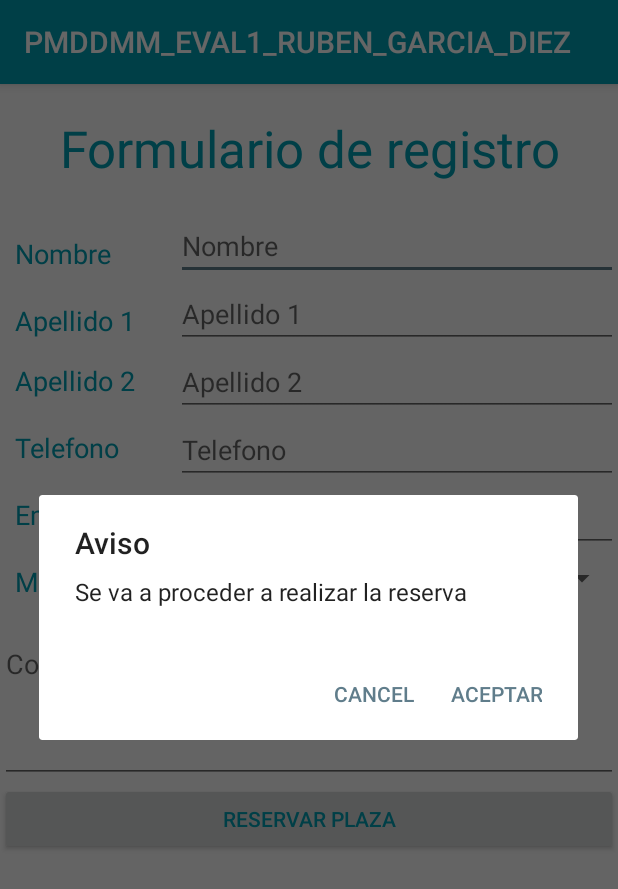
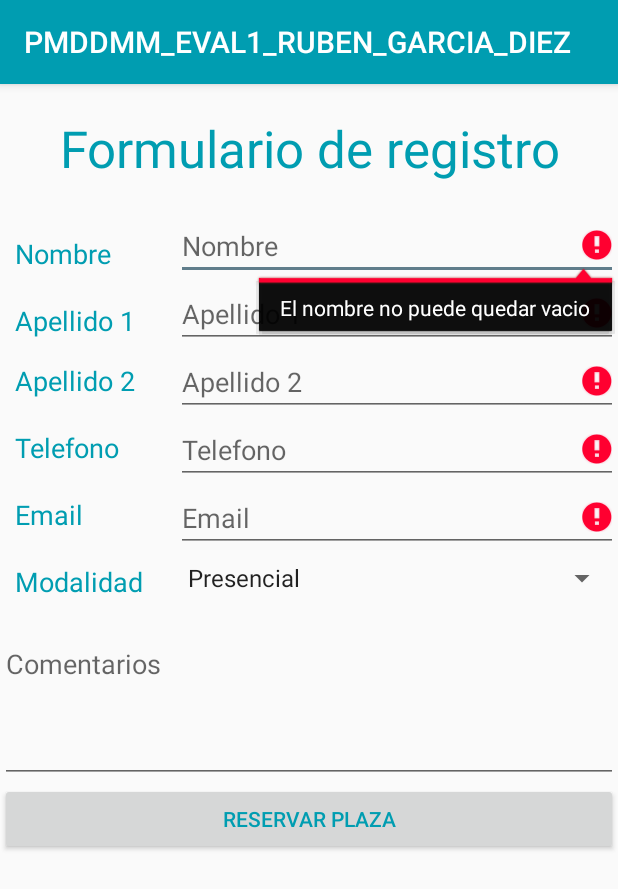
Before and after one commit to rbngrc/PMDDMM_P1, an Android app: the screen it shows after launch (MainActivity), after a tap on "RESERVAR PLAZA", on a phone screen of 412 x 824 dp. Shown: the top 889 px of the screen. Run offline under Robolectric (Android 15) with nearby library versions, the phone set to English and light mode, and no system bars.

```diff
--- a/app/src/main/java/com/androidavanzado/pmddmm_eval1_ruben_garcia_diez/MainActivity.java
+++ b/app/src/main/java/com/androidavanzado/pmddmm_eval1_ruben_garcia_diez/MainActivity.java
@@ -3,34 +3,77 @@ package com.androidavanzado.pmddmm_eval1_ruben_garcia_diez;
 import androidx.appcompat.app.AlertDialog;
 import androidx.appcompat.app.AppCompatActivity;
 
+import android.annotation.SuppressLint;
 import android.content.DialogInterface;
 import android.content.Intent;
 import android.os.Bundle;
 import android.view.View;
 import android.widget.ArrayAdapter;
+import android.widget.EditText;
 import android.widget.Spinner;
+import android.widget.TextView;
 import android.widget.Toast;
 
 public class MainActivity extends AppCompatActivity {
 
-    Spinner spinnerOpciones;
+    private EditText nombre, apellido1, apellido2, telefono, email;
+    private Spinner spinnerOpciones;
 
+    @SuppressLint("WrongViewCast")
     @Override
     protected void onCreate(Bundle savedInstanceState) {
         super.onCreate(savedInstanceState);
         setContentView(R.layout.activity_main);
 
-        spinnerOpciones=findViewById(R.id.spinnerOpciones);
+        spinnerOpciones = findViewById(R.id.spinnerOpciones);
         ArrayAdapter<CharSequence> arrayAdapter = ArrayAdapter.createFromResource(this,R.array.spinnerOpciones,android.R.layout.simple_spinner_item);
         spinnerOpciones.setAdapter(arrayAdapter);
+
+        nombre = (EditText) findViewById(R.id.editTextName);
+        apellido1 = (EditText) findViewById(R.id.editTextSurname1);
+        apellido2 = (EditText) findViewById(R.id.editTextSurname2);
+        telefono = (EditText) findViewById(R.id.editTextPhone);
+        email = (EditText) findViewById(R.id.editTextEmailAddress);
 
         findViewById(R.id.btnReservar).setOnClickListener(new View.OnClickListener() {
             @Override
             public void onClick(View view) {
-                cuadroDialogo();
+                if (validar()){
+                    cuadroDialogo();
+                }
             }
         });
 
+   }
+
+   private boolean validar(){
+
+        boolean retorno = true;
+
+        String nom = nombre.getText().toString();
+        String ape1 = apellido1.getText().toString();
+        String ape2 = apellido2.getText().toString();
+        String tlf = telefono.getText().toString();
+        String eml = email.getText().toString();
+
+        if (nom.isEmpty()){
+            nombre.setError("El nombre no puede quedar vacio");
+            retorno = false;
+        } if (ape1.isEmpty()) {
+           apellido1.setError("El primer apellido no puede quedar vacio");
+            retorno = false;
+        } if (ape2.isEmpty()) {
+           apellido2.setError("El segundo apellido no puede quedar vacio");
+           retorno = false;
+        } if (tlf.isEmpty()) {
+           telefono.setError("El telefono no puede quedar vacio");
+           retorno = false;
+        } if (eml.isEmpty()) {
+           email.setError("El Email no puede quedar vacio");
+           retorno = false;
+        }
+
+       return retorno;
    }
 
    private void cuadroDialogo(){
--- a/app/src/main/res/layout/activity_main.xml
+++ b/app/src/main/res/layout/activity_main.xml
@@ -102,25 +102,25 @@
                 android:orientation="vertical">
 
                 <EditText
-                    android:id="@+id/editTextTextPersonName"
+                    android:id="@+id/editTextName"
                     android:layout_width="match_parent"
-                    android:layout_height="wrap_content"
+                    android:layout_height="match_parent"
                     android:ems="10"
                     android:hint="Nombre"
                     android:inputType="textPersonName" />
 
                 <EditText
-                    android:id="@+id/editTextTextPersonSurname1"
+                    android:id="@+id/editTextSurname1"
                     android:layout_width="match_parent"
-                    android:layout_height="wrap_content"
+                    android:layout_height="match_parent"
                     android:ems="10"
                     android:hint="Apellido 1"
                     android:inputType="textPersonName" />
 
                 <EditText
-                    android:id="@+id/editTextTextPersonSurname2"
+                    android:id="@+id/editTextSurname2"
                     android:layout_width="match_parent"
-                    android:layout_height="wrap_content"
+                    android:layout_height="match_parent"
                     android:ems="10"
                     android:hint="Apellido 2"
                     android:inputType="textPersonName" />
@@ -128,15 +128,15 @@
                 <EditText
                     android:id="@+id/editTextPhone"
                     android:layout_width="match_parent"
-                    android:layout_height="wrap_content"
+                    android:layout_height="match_parent"
                     android:ems="10"
                     android:hint="Telefono"
                     android:inputType="phone" />
 
                 <EditText
-                    android:id="@+id/editTextTextEmailAddress"
+                    android:id="@+id/editTextEmailAddress"
                     android:layout_width="match_parent"
-                    android:layout_height="wrap_content"
+                    android:layout_height="match_parent"
                     android:ems="10"
                     android:hint="Email"
                     android:inputType="textEmailAddress" />
@@ -144,7 +144,7 @@
                 <Spinner
                     android:id="@+id/spinnerOpciones"
                     android:layout_width="match_parent"
-                    android:layout_height="wrap_content"
+                    android:layout_height="match_parent"
                     android:layout_marginTop="5dp" />
             </LinearLayout>
 
@@ -156,7 +156,7 @@
             android:orientation="vertical">
 
             <EditText
-                android:id="@+id/editTextTextComments"
+                android:id="@+id/editTextComments"
                 android:layout_width="match_parent"
                 android:layout_height="112dp"
                 android:layout_marginTop="10dp"
--- a/app/src/main/res/values/opciones.xml
+++ b/app/src/main/res/values/opciones.xml
@@ -1,7 +1,6 @@
 <?xml version="1.0" encoding="utf-8"?>
 <resources>
     <string-array name="spinnerOpciones">
-        <item>Seleccione</item>
         <item>Presencial</item>
         <item>OnLine</item>
     </string-array>
```
